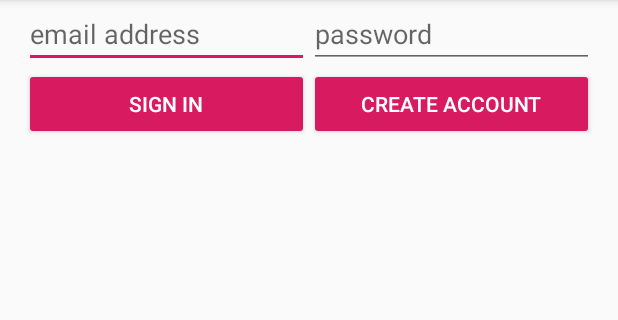
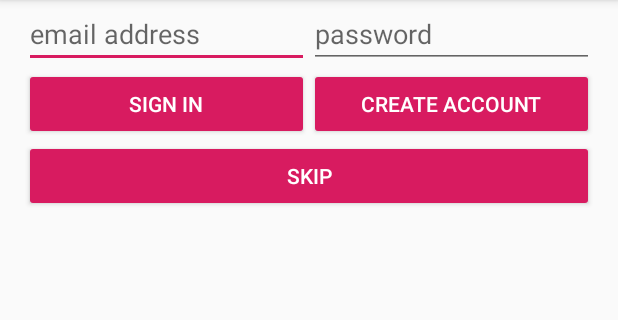
Before and after one commit to Dimitri795/Coinz, an Android app: the screen it shows after launch (LoginActivity), on a phone screen of 412 x 824 dp, the part 84-404 px from its top. Run offline under Robolectric (Android 15) with nearby library versions, the phone set to English and light mode, and no system bars; our stand-ins replace Firebase (no records; nobody signed in at launch, a user with empty details on screens opened directly); libraries missing offline, so code that uses them is left out: com.mapbox.android, com.mapbox.geojson, com.mapbox.mapboxsdk; 8 statements that could not run were skipped.

Commit message:
Decided to store daily collected coins in shared preferences because multiple cloud accesses were too slow and not finished executing before the addMarkers function is called leaving all 50 markers drawn even when collect. Will think of workaround possibly putting the code in the future Bank activity. Fully implemented collection and marker removal for coins. Moving on to Bank activity. and then coin messaging. Changed storage of markers to remove boatload of code from the actual activity. Need to think of way to delegate more tasks away from the main, it's skipping too many frames.

```diff
--- a/app/src/main/java/com/example/dimit/coinz/LoginActivity.kt
+++ b/app/src/main/java/com/example/dimit/coinz/LoginActivity.kt
@@ -24,6 +24,8 @@ class LoginActivity : AppCompatActivity() {
         setContentView(R.layout.activity_login)
         mAuth = FirebaseAuth.getInstance()
         db = FirebaseFirestore.getInstance()
+
+        skipButton.setOnClickListener {signIn("admin@example.com", "adminexample")}
 
         emailSignInButton.setOnClickListener { signIn(fieldEmail.text.toString(), fieldPassword.text.toString()) }
         emailCreateAccountButton.setOnClickListener { createAccount(fieldEmail.text.toString(), fieldPassword.text.toString()) }
--- a/app/src/main/java/com/example/dimit/coinz/MainActivity.kt
+++ b/app/src/main/java/com/example/dimit/coinz/MainActivity.kt
@@ -11,8 +11,8 @@ import android.view.Menu
 import android.view.MenuItem
 import android.widget.Toast
 import com.google.firebase.auth.FirebaseAuth
-import com.google.firebase.firestore.*
-import com.google.gson.GsonBuilder
+import com.google.firebase.firestore.FirebaseFirestore
+import com.google.firebase.firestore.FirebaseFirestoreSettings
 import com.mapbox.android.core.location.LocationEngine
 import com.mapbox.android.core.location.LocationEngineListener
 import com.mapbox.android.core.location.LocationEnginePriority
@@ -40,6 +40,7 @@ import kotlinx.android.synthetic.main.activity_main.*
 import org.json.JSONObject
 import java.time.LocalDateTime
 import java.time.format.DateTimeFormatter
+import kotlin.math.roundToInt
 
 class MainActivity : AppCompatActivity(),OnMapReadyCallback,
       LocationEngineListener,PermissionsListener{
@@ -49,7 +50,6 @@ class MainActivity : AppCompatActivity(),OnMapReadyCallback,
     private var map: MapboxMap? = null
     private var mAuth : FirebaseAuth? = null
     private var db : FirebaseFirestore? = null
-    private var wallet : CollectionReference? = null
 
     private lateinit var originLocation : Location
     private lateinit var permissionsManager : PermissionsManager
@@ -59,20 +59,13 @@ class MainActivity : AppCompatActivity(),OnMapReadyCallback,
     private val mapUrl : String = "http://homepages.inf.ed.ac.uk/stg/coinz/"
     private var downloadDate = "" // Format: YYYY/MM/DD
     private var dailyFcData = "" //JsonData that was downloaded for the day
+    private var collected : MutableList<String>? = mutableListOf() // list of collected coins
     private val preferencesFile = "MyPrefsFile" // for storing preferences
 
     private var fc : MutableList<Feature>? = null //daily feature collection list of features
     private var markers = HashMap<String, Marker?>()
     private var mapDrawn = false
-    private var purse : MutableList<String>? = mutableListOf()
-    private var newfc : MutableList<Feature>? = null
-
-    companion object {
-        private const val collection_key ="Users"
-        private const val subcollection_key = "Wallet"
-        private const val personalWalletDoc = "Personal Wallet"
-        private const val friendWalletDoc = "Gift Wallet"
-    }
+    private var newfc : MutableList<Feature>? = mutableListOf()
 
     override fun onCreate(savedInstanceState: Bundle?) {
         super.onCreate(savedInstanceState)
@@ -87,7 +80,6 @@ class MainActivity : AppCompatActivity(),OnMapReadyCallback,
         val settings = FirebaseFirestoreSettings.Builder()
                 .setTimestampsInSnapshotsEnabled(true).build()
         db?.firestoreSettings = settings
-        wallet = db?.collection(collection_key)?.document(mAuth?.uid!!)?.collection(subcollection_key)
 
         Mapbox.getInstance(this,getString(R.string.access_token))
         mapView = findViewById(R.id.mapboxMapView)
@@ -135,92 +127,43 @@ class MainActivity : AppCompatActivity(),OnMapReadyCallback,
             val myAsyncTask = DownloadFileTask(DownloadCompleteRunner)
             dailyFcData = myAsyncTask.execute(dailyMap).get()
             map?.addSource(GeoJsonSource("geojson",dailyFcData))
+            collected = mutableListOf()
         }
         fc = FeatureCollection.fromJson(dailyFcData).features()
-        updateMap(fc)
+        addMarkers(fc)
     }
 
-    private fun fillPurse(){
-        wallet?.document(personalWalletDoc)?.get()?.addOnCompleteListener { task ->
-            if(task.isComplete){
-                val doc = task.result
-                if(doc?.exists()!!){
-                    Log.d(tag, "DocumentSnapshot data: " + doc.data)
-                    purse?.addAll(doc.data!!.keys)
-
-                }else{
-                    Log.d(tag,"No such document")
-                }
-            } else{
-                Log.d(tag,"get failed with",task.exception)
-            }
-        }
-    }
-
-    private fun updateMap(fc : MutableList<Feature>?){
-        fillPurse()
-        newfc = fc?.filterNot{purse?.contains(it.getStringProperty("id"))!!} as MutableList<Feature>?
-        fc?.forEach {
+    private fun addMarkers(fc : MutableList<Feature>?){
+        newfc = fc?.filterNot{collected?.contains(it.getStringProperty("id"))!!} as MutableList<Feature>?
+        newfc?.forEach {
             val coinCoord = it.geometry() as Point
             val coinPos = LatLng(coinCoord.latitude(), coinCoord.longitude())
             val coinColour = it.getStringProperty("marker-color").toString()
             val coinTitle = it.getStringProperty("currency")
+            val coinVal = it.getStringProperty("value").toDouble()
             val coinSymbol = it.getStringProperty("marker-symbol")
+            // getting coin value in gold and rounded
+            val goldVal = (getGold(coinTitle)*coinVal).roundToInt().toString()
             //setting icon based on colour
-            val myIcon = makeIcon(coinColour,coinSymbol)
-            markers[it.getStringProperty("id")] = map?.addMarker(MarkerOptions().title(coinTitle).icon(myIcon).position(coinPos))
+            val mycon = makeIcon(coinColour,coinSymbol)
+            markers[it.getStringProperty("id")] = map?.addMarker(MarkerOptions().title(coinTitle).snippet("$goldVal gold")
+            .icon(mycon).position(coinPos))
         }
         mapDrawn = true
     }
 
+    private fun getGold(currency : String) : Double {
+       return JSONObject("${JSONObject(dailyFcData).get("rates")}").getDouble(currency)
+    }
+
     private fun makeIcon(colour: String, symbol: String): Icon{
         lateinit var myIcon : Icon
+        val ifact = IconFactory.getInstance(this@MainActivity)
         when(colour){
-            "#ff0000" -> when(symbol){
-                "0" -> myIcon = IconFactory.getInstance(this@MainActivity).fromResource(R.drawable.redmarker0)
-                "1" -> myIcon = IconFactory.getInstance(this@MainActivity).fromResource(R.drawable.redmarker1)
-                "2" -> myIcon = IconFactory.getInstance(this@MainActivity).fromResource(R.drawable.redmarker2)
-                "3" -> myIcon = IconFactory.getInstance(this@MainActivity).fromResource(R.drawable.redmarker3)
-                "4" -> myIcon = IconFactory.getInstance(this@MainActivity).fromResource(R.drawable.redmarker4)
-                "5" -> myIcon = IconFactory.getInstance(this@MainActivity).fromResource(R.drawable.redmarker5)
-                "6" -> myIcon = IconFactory.getInstance(this@MainActivity).fromResource(R.drawable.redmarker6)
-                "7" -> myIcon = IconFactory.getInstance(this@MainActivity).fromResource(R.drawable.redmarker7)
-                "8" -> myIcon = IconFactory.getInstance(this@MainActivity).fromResource(R.drawable.redmarker8)
-                "9" -> myIcon = IconFactory.getInstance(this@MainActivity).fromResource(R.drawable.redmarker9)
-            }
-            "#0000ff" -> when(symbol){
-                "1" -> myIcon = IconFactory.getInstance(this@MainActivity).fromResource(R.drawable.bluemarker0)
-                "2" -> myIcon = IconFactory.getInstance(this@MainActivity).fromResource(R.drawable.bluemarker2)
-                "3" -> myIcon = IconFactory.getInstance(this@MainActivity).fromResource(R.drawable.bluemarker3)
-                "4" -> myIcon = IconFactory.getInstance(this@MainActivity).fromResource(R.drawable.bluemarker4)
-                "5" -> myIcon = IconFactory.getInstance(this@MainActivity).fromResource(R.drawable.bluemarker5)
-                "6" -> myIcon = IconFactory.getInstance(this@MainActivity).fromResource(R.drawable.bluemarker6)
-                "7" -> myIcon = IconFactory.getInstance(this@MainActivity).fromResource(R.drawable.bluemarker7)
-                "8" -> myIcon = IconFactory.getInstance(this@MainActivity).fromResource(R.drawable.bluemarker8)
-                "9" -> myIcon = IconFactory.getInstance(this@MainActivity).fromResource(R.drawable.bluemarker9)
-            }
-            "#ffdf00" -> when(symbol){
-                "1" -> myIcon = IconFactory.getInstance(this@MainActivity).fromResource(R.drawable.yelmarker0)
-                "2" -> myIcon = IconFactory.getInstance(this@MainActivity).fromResource(R.drawable.yelmarker2)
-                "3" -> myIcon = IconFactory.getInstance(this@MainActivity).fromResource(R.drawable.yelmarker3)
-                "4" -> myIcon = IconFactory.getInstance(this@MainActivity).fromResource(R.drawable.yelmarker4)
-                "5" -> myIcon = IconFactory.getInstance(this@MainActivity).fromResource(R.drawable.yelmarker5)
-                "6" -> myIcon = IconFactory.getInstance(this@MainActivity).fromResource(R.drawable.yelmarker6)
-                "7" -> myIcon = IconFactory.getInstance(this@MainActivity).fromResource(R.drawable.yelmarker7)
-                "8" -> myIcon = IconFactory.getInstance(this@MainActivity).fromResource(R.drawable.yelmarker8)
-                "9" -> myIcon = IconFactory.getInstance(this@MainActivity).fromResource(R.drawable.yelmarker9)
-            }
-            "#008000" -> when(symbol){
-                "1" -> myIcon = IconFactory.getInstance(this@MainActivity).fromResource(R.drawable.greenmarker0)
-                "2" -> myIcon = IconFactory.getInstance(this@MainActivity).fromResource(R.drawable.greenmarker2)
-                "3" -> myIcon = IconFactory.getInstance(this@MainActivity).fromResource(R.drawable.greenmarker3)
-                "4" -> myIcon = IconFactory.getInstance(this@MainActivity).fromResource(R.drawable.greenmarker4)
-                "5" -> myIcon = IconFactory.getInstance(this@MainActivity).fromResource(R.drawable.greenmarker5)
-                "6" -> myIcon = IconFactory.getInstance(this@MainActivity).fromResource(R.drawable.greenmarker6)
-                "7" -> myIcon = IconFactory.getInstance(this@MainActivity).fromResource(R.drawable.greenmarker7)
-                "8" -> myIcon = IconFactory.getInstance(this@MainActivity).fromResource(R.drawable.greenmarker8)
-                "9" -> myIcon = IconFactory.getInstance(this@MainActivity).fromResource(R.drawable.greenmarker9)
-            }
+            "#ff0000" -> myIcon = ifact.fromResource(resources.obtainTypedArray(R.array.RedMarkers).getResourceId(symbol.toInt(),R.drawable.redmarker0))
+            "#0000ff" -> myIcon = ifact.fromResource(resources.obtainTypedArray(R.array.BlueMarkers).getResourceId(symbol.toInt(),R.drawable.bluemarker0))
+            "#ffdf00" -> myIcon = ifact.fromResource(resources.obtainTypedArray(R.array.YellowMarkers).getResourceId(symbol.toInt(),R.drawable.yelmarker0))
+            "#008000" -> myIcon = ifact.fromResource(resources.obtainTypedArray(R.array.GreenMarkers).getResourceId(symbol.toInt(),R.drawable.greenmarker0))
         }
         return myIcon
     }
@@ -270,27 +213,27 @@ class MainActivity : AppCompatActivity(),OnMapReadyCallback,
         } else {
             originLocation = location
             setCameraPosition(originLocation)
+            if(mapDrawn){
                 collectCoin()
+            }
         }
     }
 
     private fun collectCoin(){
-        if(mapDrawn){
-            fc?.forEach {
+        newfc = fc?.filterNot{collected?.contains(it.getStringProperty("id"))!!} as MutableList<Feature>?
+        newfc?.forEach {
             val coinCoord = it.geometry() as Point
             val coinLoc = Location(LocationManager.GPS_PROVIDER).apply {
                 latitude = coinCoord.latitude()
                 longitude = coinCoord.longitude()
             }
             if (originLocation.distanceTo(coinLoc) <= 25.0) {
-                    val data = HashMap<String,String>()
-                    data[it.getStringProperty("id")] = it.toJson()
-                    wallet?.document(personalWalletDoc)?.set(data as Map<String, Any>, SetOptions.merge())
-                    makeToast("Coin Collected ${it.getStringProperty("id")}")
+                val id = it.getStringProperty("id")
+                collected?.add(id)
+                makeToast("Collected a ${it.getStringProperty("currency")} ${it.getStringProperty("marker-symbol")} coin!")
+                map?.removeMarker(markers[id]!!)
             }
         }
-        }
-        updateMap(fc)
     }
 
     @SuppressWarnings("MissingPermission")
@@ -349,8 +292,13 @@ class MainActivity : AppCompatActivity(),OnMapReadyCallback,
         // use ”” as the default value (this might be the first time the app is run)
         downloadDate = settings.getString("lastDownloadDate", "")!!
         dailyFcData = settings.getString("DailyCoinData","")!!
-        Log.d(tag, "[onStart] Recalled lastDownloadDate is ’$downloadDate’")
-        Log.d(tag, "[onStart] Recalled Daily Coin list is ’$dailyFcData’")
+        val collectedString = settings.getString("CollectedCoins","")!!
+        if(collectedString != ""){
+            collected = collectedString.split(delimiters = *arrayOf("#"), ignoreCase = false, limit = 0) as MutableList<String>?
+        }
+        Log.d(tag, "[onStart] Recalled lastDownloadDate is $downloadDate")
+        Log.d(tag, "[onStart] Recalled Daily Coin list is $dailyFcData")
+        Log.d(tag,"[onStart] Recalled Daily Collected list is $collected")
     }
 
     public override fun onResume() {
@@ -369,13 +317,14 @@ class MainActivity : AppCompatActivity(),OnMapReadyCallback,
 
         Log.d(tag, "[onStop] Storing lastDownloadDate of $downloadDate")
         Log.d(tag, "[onStop] Storing Daily Coin Data of $dailyFcData")
-        //Log.d(tag,"[onStop] Storing Collected Coin List of $wallet")
+        Log.d(tag,"[onStop] Storing Collected Coin List of $collected")
         // All objects are from android.context.Context
         val settings = getSharedPreferences(preferencesFile, Context.MODE_PRIVATE)
         // We need an Editor object to make preference changes.
         val editor = settings.edit()
         editor.putString("lastDownloadDate", downloadDate)
         editor.putString("DailyCoinData", dailyFcData)
+        editor.putString("CollectedCoins", collected?.joinToString("#"))
         // Apply the edits!
         editor.apply()
     }
--- a/app/src/main/res/layout/activity_login.xml
+++ b/app/src/main/res/layout/activity_login.xml
@@ -62,4 +62,23 @@
             android:text="@string/create_account" />
     </LinearLayout>
 
+    <LinearLayout
+        android:id="@+id/SkipButton"
+        android:layout_width="match_parent"
+        android:layout_height="wrap_content"
+        android:layout_below="@+id/emailPasswordButtons"
+        android:layout_marginTop="0dp"
+        android:orientation="horizontal"
+        android:paddingLeft="16dp"
+        android:paddingRight="16dp">
+
+        <Button
+            android:id="@+id/skipButton"
+            style="@style/Widget.AppCompat.Button.Colored"
+            android:layout_width="0dp"
+            android:layout_height="wrap_content"
+            android:layout_weight="1"
+            android:text="Skip" />
+    </LinearLayout>
+
 </RelativeLayout>
--- /dev/null
+++ b/app/src/main/res/values/markers.xml
@@ -0,0 +1,55 @@
+<?xml version="1.0" encoding="utf-8"?>
+<resources>
+    <array name="GreenMarkers">
+        <item>@drawable/greenmarker0</item>
+        <item>@drawable/greenmarker1</item>
+        <item>@drawable/greenmarker2</item>
+        <item>@drawable/greenmarker3</item>
+        <item>@drawable/greenmarker4</item>
+        <item>@drawable/greenmarker5</item>
+        <item>@drawable/greenmarker6</item>
+        <item>@drawable/greenmarker7</item>
+        <item>@drawable/greenmarker8</item>
+        <item>@drawable/greenmarker9</item>
+    </array>
+
+    <array name="BlueMarkers">
+        <item>@drawable/bluemarker0</item>
+        <item>@drawable/bluemarker1</item>
+        <item>@drawable/bluemarker2</item>
+        <item>@drawable/bluemarker3</item>
+        <item>@drawable/bluemarker4</item>
+        <item>@drawable/bluemarker5</item>
+        <item>@drawable/bluemarker6</item>
+        <item>@drawable/bluemarker7</item>
+        <item>@drawable/bluemarker8</item>
+        <item>@drawable/bluemarker9</item>
+    </array>
+
+    <array name="RedMarkers">
+        <item>@drawable/redmarker0</item>
+        <item>@drawable/redmarker1</item>
+        <item>@drawable/redmarker2</item>
+        <item>@drawable/redmarker3</item>
+        <item>@drawable/redmarker4</item>
+        <item>@drawable/redmarker5</item>
+        <item>@drawable/redmarker6</item>
+        <item>@drawable/redmarker7</item>
+        <item>@drawable/redmarker8</item>
+        <item>@drawable/redmarker9</item>
+    </array>
+
+    <array name="YellowMarkers">
+        <item>@drawable/yelmarker0</item>
+        <item>@drawable/yelmarker1</item>
+        <item>@drawable/yelmarker2</item>
+        <item>@drawable/yelmarker3</item>
+        <item>@drawable/yelmarker4</item>
+        <item>@drawable/yelmarker5</item>
+        <item>@drawable/yelmarker6</item>
+        <item>@drawable/yelmarker7</item>
+        <item>@drawable/yelmarker8</item>
+        <item>@drawable/yelmarker9</item>
+    </array>
+
+</resources>
```
Lines whose indentation alone changed are shown as unchanged.
